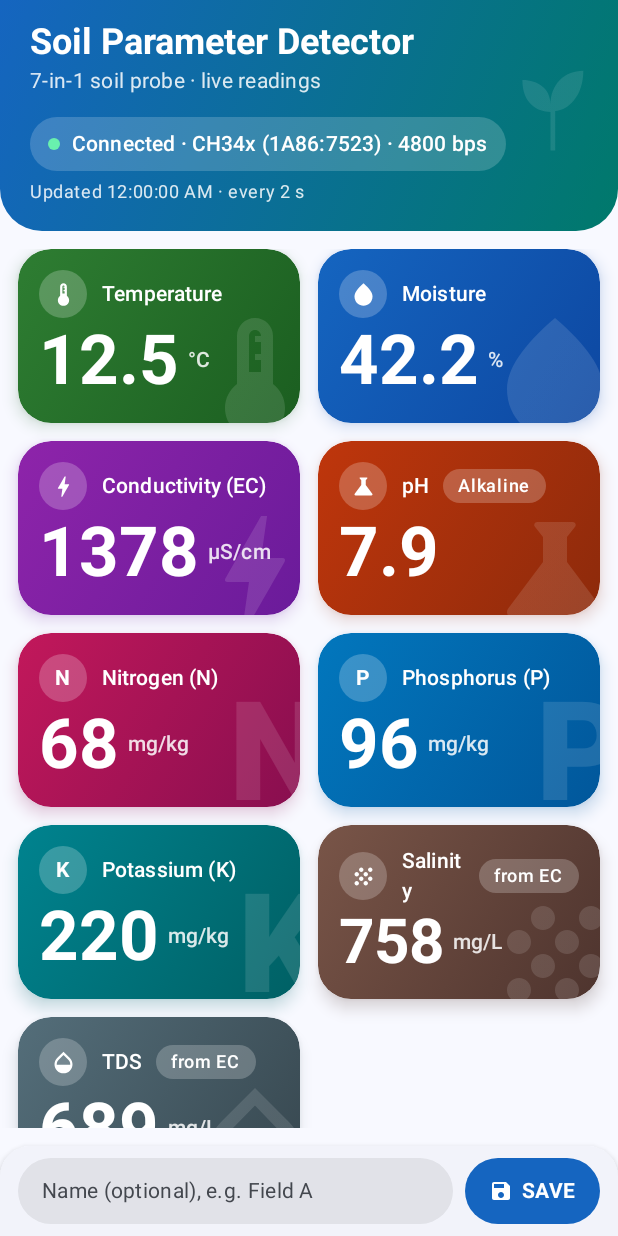
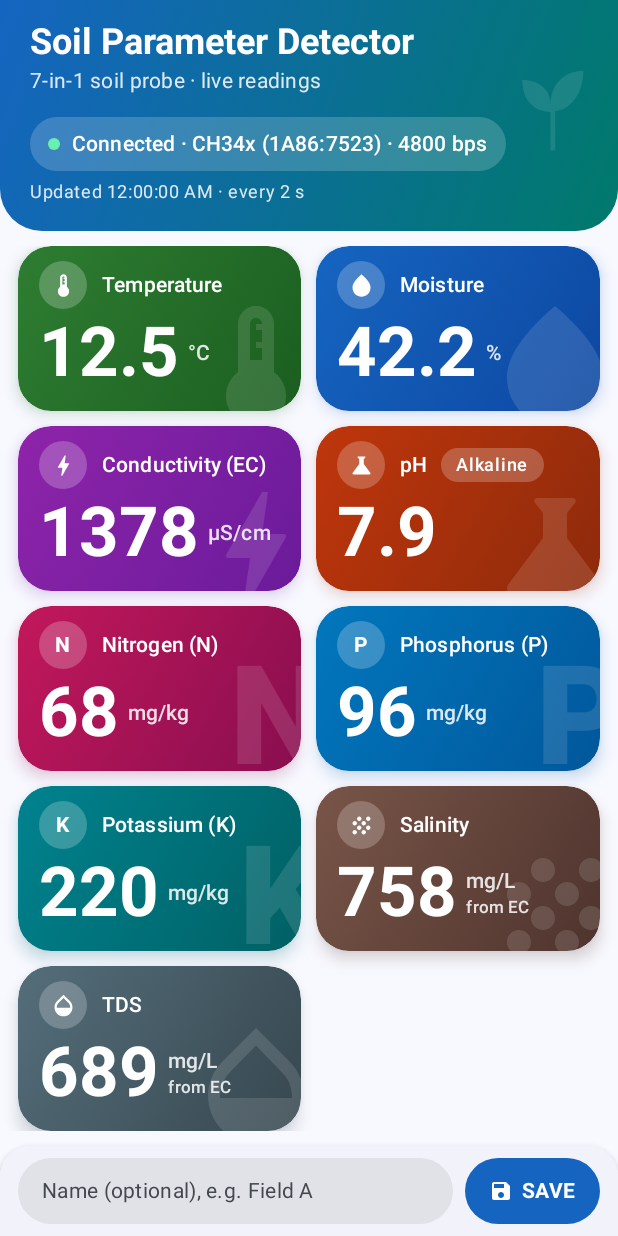
Before and after one commit to syaiful-islam/SoilSense, an Android app built with Jetpack Compose: the @Preview function DashboardConnectedPreview, on a phone screen of 412 x 824 dp. Run offline under Robolectric (Android 15) with nearby library versions, the phone set to English and light mode, and no system bars; our stand-ins replace Dagger/Hilt's generated code; libraries missing offline, so code that uses them is left out: androidx.hilt.lifecycle.

Commit message:
fix(ui): fit 9 tiles without scrolling; move 'from EC' under the unit
Screenshot review: with salinity and TDS the fifth row was pushed off
screen and the 'from EC' chip wrapped the Salinity label.

Co-Authored-By: Claude Opus 5.5 <noreply@anthropic.com>
Claude-Session: https://claude.ai/code/session_01FkRCbvZBapUc537kEP82CY

```diff
--- a/app/src/main/kotlin/id/soilsense/app/ui/dashboard/DashboardScreen.kt
+++ b/app/src/main/kotlin/id/soilsense/app/ui/dashboard/DashboardScreen.kt
@@ -144,8 +144,8 @@ fun DashboardScreen(
             modifier = Modifier
                 .fillMaxSize()
                 .padding(innerPadding)
-                .padding(horizontal = 12.dp, vertical = 12.dp),
-            verticalArrangement = Arrangement.spacedBy(12.dp),
+                .padding(horizontal = 12.dp, vertical = 10.dp),
+            verticalArrangement = Arrangement.spacedBy(10.dp),
         ) {
             if (uiState.connection is ConnectionState.Connected) {
                 uiState.lastError?.let { ReadErrorBanner(it) }
@@ -260,7 +260,7 @@ private fun MetricGrid(reading: SoilReading?, modifier: Modifier = Modifier) {
     BoxWithConstraints(modifier) {
         val columns = if (maxWidth >= 600.dp) 4 else 2
         val rows = visibleMetrics(reading).chunked(columns)
-        val gap = 12.dp
+        val gap = 10.dp
         val fillHeight = if (constraints.hasBoundedHeight) (maxHeight - gap * (rows.size - 1)) / rows.size else 0.dp
         val tileHeight: Dp = maxOf(MIN_TILE_HEIGHT, fillHeight)
         Column(
@@ -280,7 +280,8 @@ private fun MetricGrid(reading: SoilReading?, modifier: Modifier = Modifier) {
     }
 }
 
-private val MIN_TILE_HEIGHT = 116.dp
+// Small enough that all 9 tiles (5 rows) fit on a typical 6.5" phone without scrolling.
+private val MIN_TILE_HEIGHT = 92.dp
 private val TileShape = RoundedCornerShape(22.dp)
 
 @Composable
@@ -295,7 +296,7 @@ private fun MetricTile(metric: SoilMetric, reading: SoilReading?, modifier: Modi
             .semantics(mergeDescendants = true) {},
     ) {
         Watermark(metric.icon, Modifier.align(Alignment.BottomEnd))
-        Column(Modifier.fillMaxSize().padding(14.dp)) {
+        Column(Modifier.fillMaxSize().padding(horizontal = 14.dp, vertical = 10.dp)) {
             Row(verticalAlignment = Alignment.CenterVertically) {
                 IconChip(metric.icon)
                 Spacer(Modifier.width(10.dp))
@@ -313,10 +314,7 @@ private fun MetricTile(metric: SoilMetric, reading: SoilReading?, modifier: Modi
                     Spacer(Modifier.width(8.dp))
                     TileChip(stringResource(PhClass.of(reading.ph).label))
                 }
-                if (metric.derivedFromEc) {
-                    Spacer(Modifier.width(8.dp))
-                    TileChip(stringResource(R.string.metric_from_ec))
-                }
+
             }
             Row(
                 verticalAlignment = Alignment.CenterVertically,
@@ -338,11 +336,21 @@ private fun MetricTile(metric: SoilMetric, reading: SoilReading?, modifier: Modi
                 if (value != null) {
                     metric.unit?.let {
                         Spacer(Modifier.width(6.dp))
-                        Text(
-                            stringResource(it),
-                            style = MaterialTheme.typography.titleSmall,
-                            color = Color.White.copy(alpha = 0.85f),
-                        )
+                        Column {
+                            Text(
+                                stringResource(it),
+                                style = MaterialTheme.typography.titleSmall,
+                                color = Color.White.copy(alpha = 0.85f),
+                            )
+                            // Salinity/TDS are computed by the probe from EC; say so where the value is.
+                            if (metric.derivedFromEc) {
+                                Text(
+                                    stringResource(R.string.metric_from_ec),
+                                    style = MaterialTheme.typography.labelSmall,
+                                    color = Color.White.copy(alpha = 0.85f),
+                                )
+                            }
+                        }
                     }
                 }
             }
```
